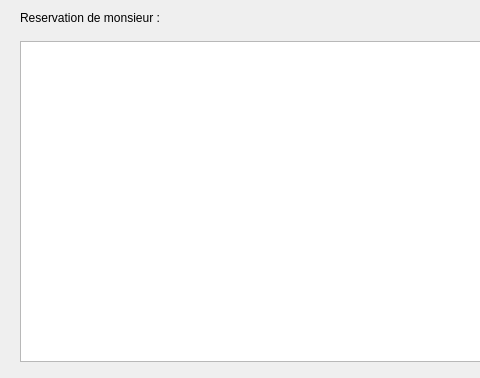
Qt form reservation_ui.ui (walidhabbach/Car-Rental-Desktop-app) before a commit; both pictures show x 0 to 480 and y 0 to 378 of the 978 by 378 pixel window.
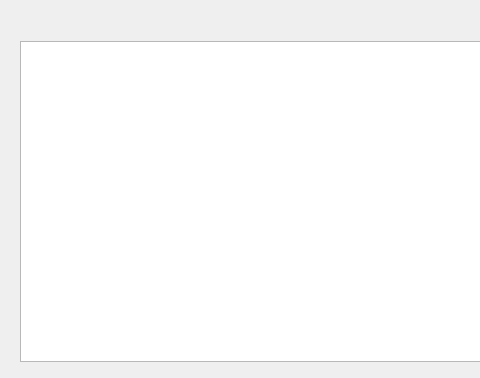
The same form after that commit.

```diff
--- a/reservation_ui.ui
+++ b/reservation_ui.ui
@@ -23,19 +23,6 @@
     </rect>
    </property>
   </widget>
-  <widget class="QLabel" name="label">
-   <property name="geometry">
-    <rect>
-     <x>20</x>
-     <y>10</y>
-     <width>161</width>
-     <height>16</height>
-    </rect>
-   </property>
-   <property name="text">
-    <string>Reservation de monsieur : </string>
-   </property>
-  </widget>
  </widget>
  <resources/>
  <connections/>
```
